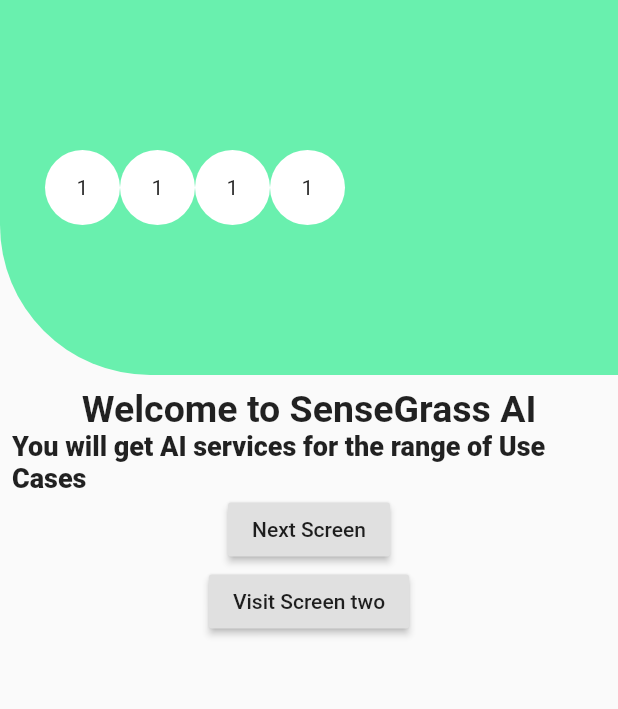
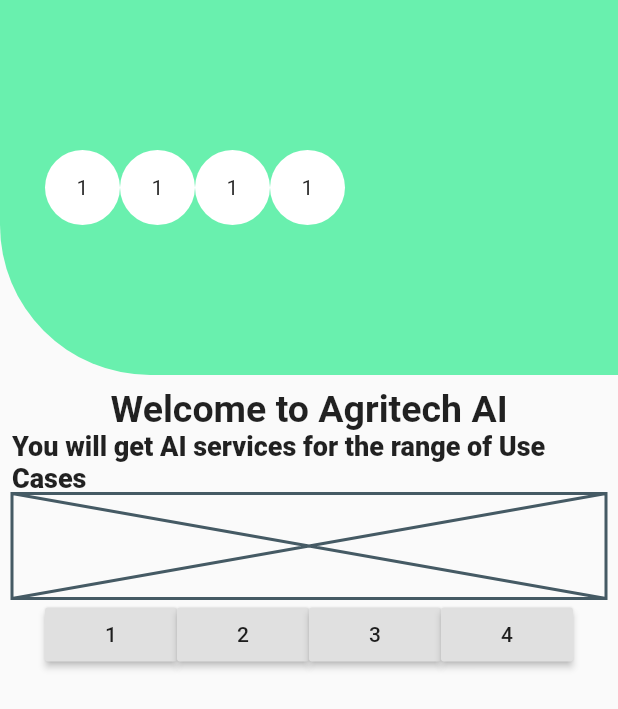
Before and after one commit to vipulpandey/gin-finans, a Flutter app: the screen it shows after launch, on a phone screen of 412 x 824 dp. Shown: the top 709 px of the screen. Run offline on Flutter 3.47's test engine with Material 2 defaults, Android fonts, the phone set to English and light mode, and no system bars.

Commit message:
added_lables

```diff
--- a/lib/buttons.dart
+++ b/lib/buttons.dart
@@ -1,16 +1,26 @@
 import 'package:flutter/material.dart';
 
+class RectButton extends StatefulWidget {
+  final String label;
 
-class RectButton extends StatefulWidget {
+  RectButton({Key key, @required this.label}) : super(key : key);
+
   @override
-  _RectButtonState createState() => _RectButtonState();
+  _RectButtonState createState() => new _RectButtonState();
 }
 
 class _RectButtonState extends State<RectButton> {
+
+
   @override
   Widget build(BuildContext context) {
-    return Container(
 
+    return RaisedButton(
+      onPressed: () {
+        // Navigator.push(context, MaterialPageRoute(builder: (context) => ScreenOne()));
+        Navigator.pushNamed(context, '/two');
+      },
+      child: Text(widget.label),
     );
   }
 }
--- a/lib/main.dart
+++ b/lib/main.dart
@@ -1,4 +1,5 @@
 import 'package:flutter/material.dart';
+import 'buttons.dart';
 
 void main() {
   runApp(MyApp());
@@ -22,7 +23,8 @@
       routes: {
         '/': (context) => MyHomePage(),
         '/one': (context) => ScreenOne(),
-        '/two': (context) => ScreenTwo()
+        '/two': (context) => ScreenTwo(),
+        '/three': (context) => ScreenThree(),
       },
     );
   }
@@ -67,33 +69,26 @@
                 mainAxisAlignment: MainAxisAlignment.spaceBetween,
                 children: <Widget>[
                   Text(
-                    "Welcome to SenseGrass AI",
+                    "Welcome to Agritech AI",
                     style: TextStyle(fontSize: 25, fontWeight: FontWeight.bold),
                   ),
-
-                 Center(
-                   child: Text(
-                          "You will get AI services for the range of Use Cases",
-                          style: TextStyle(
-                              fontSize: 18, fontWeight: FontWeight.w900),
-                        ),
-                 ),
-
-
-                  RaisedButton(
-                    onPressed: () {
-                      // Navigator.push(context, MaterialPageRoute(builder: (context) => ScreenOne()));
-                      Navigator.pushNamed(context, '/one');
-                    },
-                    child: Text('Next Screen'),
+                  Center(
+                    child: Text(
+                      "You will get AI services for the range of Use Cases",
+                      style:
+                          TextStyle(fontSize: 18, fontWeight: FontWeight.w900),
+                    ),
                   ),
-                  RaisedButton(
-                    onPressed: () {
-                      // Navigator.push(context, MaterialPageRoute(builder: (context) => ScreenOne()));
-
-                      Navigator.pushNamed(context, '/two');
-                    },
-                    child: Text('Visit Screen two'),
+                  Placeholder(
+                    fallbackHeight: 70,
+                  ),
+                  Wrap(
+                    children: <Widget>[
+                      RectButton(label: "1",),
+                      RectButton(label: "2",),
+                      RectButton(label: "3",),
+                      RectButton(label: "4",)
+                    ],
                   )
                 ],
               ),
@@ -109,7 +104,12 @@
   @override
   Widget build(BuildContext context) {
     return Scaffold(
-      appBar: AppBar(title: Text("Screen one")),
+      appBar: AppBar(title: Text("Screen one ")),
+      body: Container(
+          child: Text(
+        " Get the digital mapping of your field done!",
+        style: TextStyle(fontSize: 18, fontWeight: FontWeight.w900),
+      )),
     );
   }
 }
@@ -139,7 +139,26 @@
   @override
   Widget build(BuildContext context) {
     return Scaffold(
-      appBar: AppBar(title: Text("Screen two")),
+      appBar: AppBar(title: Text("Screen two( Digital Mapping)")),
+      body: Container(
+          child: Text(
+        " Get the digital mapping of your field done!",
+        style: TextStyle(fontSize: 18, fontWeight: FontWeight.w900),
+      )),
     );
   }
 }
+
+class ScreenThree extends StatelessWidget {
+  @override
+  Widget build(BuildContext context) {
+    return Scaffold(
+      appBar: AppBar(title: Text("Screen two( Digital Mapping)")),
+      body: Container(
+          child: Text(
+        " Get the digital mapping of your field done!",
+        style: TextStyle(fontSize: 18, fontWeight: FontWeight.w900),
+      )),
+    );
+  }
+}
```
